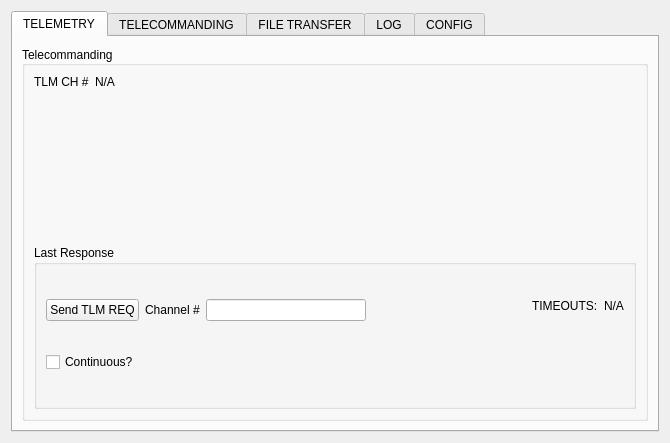
Before: the Qt Designer form platform-comms-app.ui in Open-Source-Satellite/Mercury-GS, drawn with Qt 5.
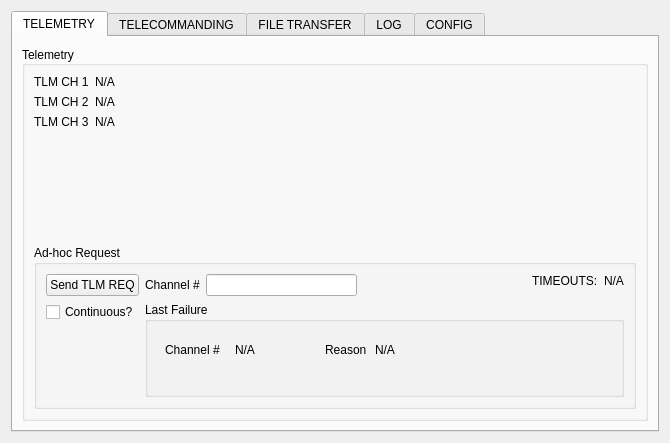
After: the same form once the commit is applied. The open tabs and pages were chosen to show the change.

Commit message: Update telemetry tab from new spec

```diff
--- a/platform-comms-app.ui
+++ b/platform-comms-app.ui
@@ -39,7 +39,7 @@
           </size>
          </property>
          <property name="title">
-          <string>Telecommanding</string>
+          <string>Telemetry</string>
          </property>
          <property name="alignment">
           <set>Qt::AlignLeading|Qt::AlignLeft|Qt::AlignVCenter</set>
@@ -48,14 +48,42 @@
           <item>
            <layout class="QFormLayout" name="formLayoutTLMCH">
             <item row="0" column="0">
-             <widget class="QLabel" name="label_2">
+             <widget class="QLabel" name="labelTlmChOne">
               <property name="text">
-               <string>TLM CH #</string>
+               <string>TLM CH 1</string>
               </property>
              </widget>
             </item>
             <item row="0" column="1">
-             <widget class="QLabel" name="label_9">
+             <widget class="QLabel" name="labelTlmChOneValue">
+              <property name="text">
+               <string>N/A</string>
+              </property>
+             </widget>
+            </item>
+            <item row="1" column="0">
+             <widget class="QLabel" name="labelTlmChTwo">
+              <property name="text">
+               <string>TLM CH 2</string>
+              </property>
+             </widget>
+            </item>
+            <item row="2" column="0">
+             <widget class="QLabel" name="labelTlmChThree">
+              <property name="text">
+               <string>TLM CH 3</string>
+              </property>
+             </widget>
+            </item>
+            <item row="1" column="1">
+             <widget class="QLabel" name="labelTlmChTwoValue">
+              <property name="text">
+               <string>N/A</string>
+              </property>
+             </widget>
+            </item>
+            <item row="2" column="1">
+             <widget class="QLabel" name="labelTlmChThreeValue">
               <property name="text">
                <string>N/A</string>
               </property>
@@ -68,7 +96,7 @@
             <item>
              <widget class="QGroupBox" name="groupBox_6">
               <property name="title">
-               <string>Last Response</string>
+               <string>Ad-hoc Request</string>
               </property>
               <layout class="QGridLayout" name="gridLayout_6">
                <item row="0" column="1">
@@ -119,7 +147,66 @@
                <item row="0" column="2">
                 <widget class="QLineEdit" name="lineEditChannel"/>
                </item>
-               <item row="1" column="0">
+               <item row="5" column="1" rowspan="2" colspan="6">
+                <widget class="QGroupBox" name="groupBox_9">
+                 <property name="title">
+                  <string>Last Failure</string>
+                 </property>
+                 <widget class="QLabel" name="label_2">
+                  <property name="geometry">
+                   <rect>
+                    <x>20</x>
+                    <y>40</y>
+                    <width>60</width>
+                    <height>16</height>
+                   </rect>
+                  </property>
+                  <property name="text">
+                   <string>Channel #</string>
+                  </property>
+                 </widget>
+                 <widget class="QLabel" name="labelTlmErrChannel">
+                  <property name="geometry">
+                   <rect>
+                    <x>90</x>
+                    <y>40</y>
+                    <width>60</width>
+                    <height>16</height>
+                   </rect>
+                  </property>
+                  <property name="text">
+                   <string>N/A</string>
+                  </property>
+                 </widget>
+                 <widget class="QLabel" name="label_6">
+                  <property name="geometry">
+                   <rect>
+                    <x>180</x>
+                    <y>40</y>
+                    <width>60</width>
+                    <height>16</height>
+                   </rect>
+                  </property>
+                  <property name="text">
+                   <string>Reason</string>
+                  </property>
+                 </widget>
+                 <widget class="QLabel" name="labelTlmErrReason">
+                  <property name="geometry">
+                   <rect>
+                    <x>230</x>
+                    <y>40</y>
+                    <width>60</width>
+                    <height>16</height>
+                   </rect>
+                  </property>
+                  <property name="text">
+                   <string>N/A</string>
+                  </property>
+                 </widget>
+                </widget>
+               </item>
+               <item row="5" column="0">
                 <widget class="QCheckBox" name="checkBoxLastReqContinuous">
                  <property name="text">
                   <string>Continuous?</string>
```
Left out of the diff: 2 changed lines with no effect on the pictures. The commit also changes 1 other file.
